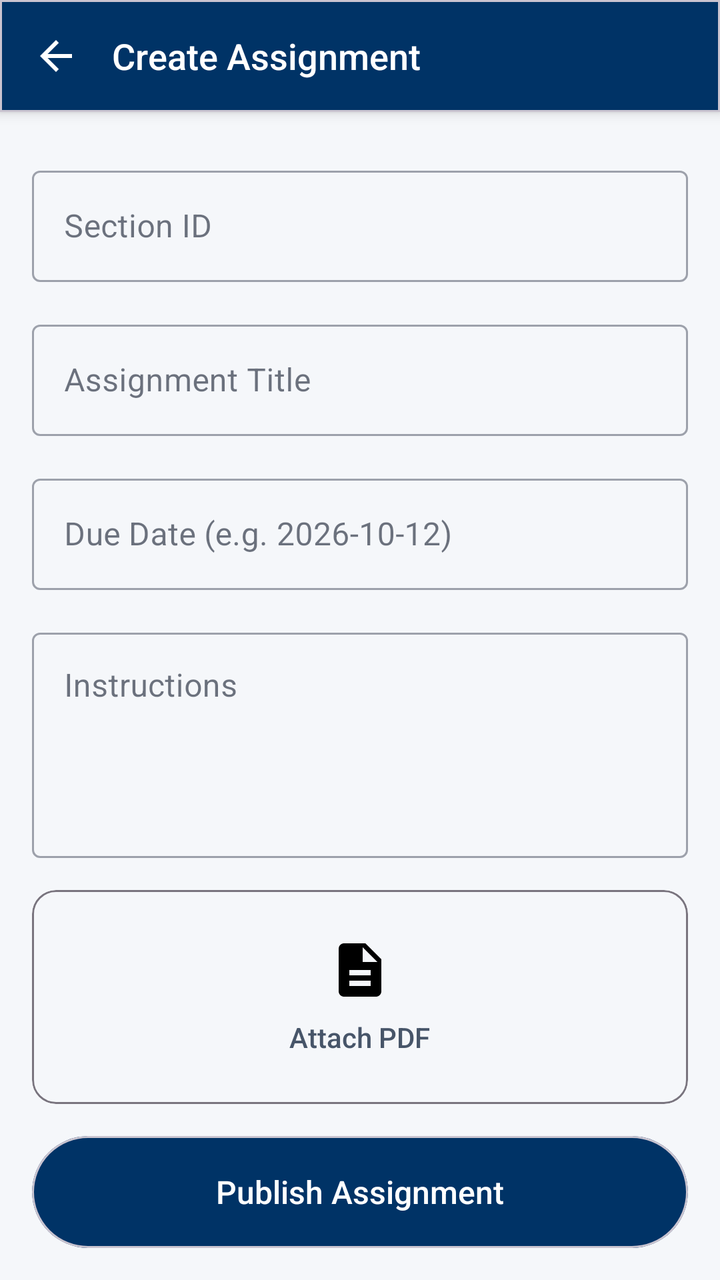
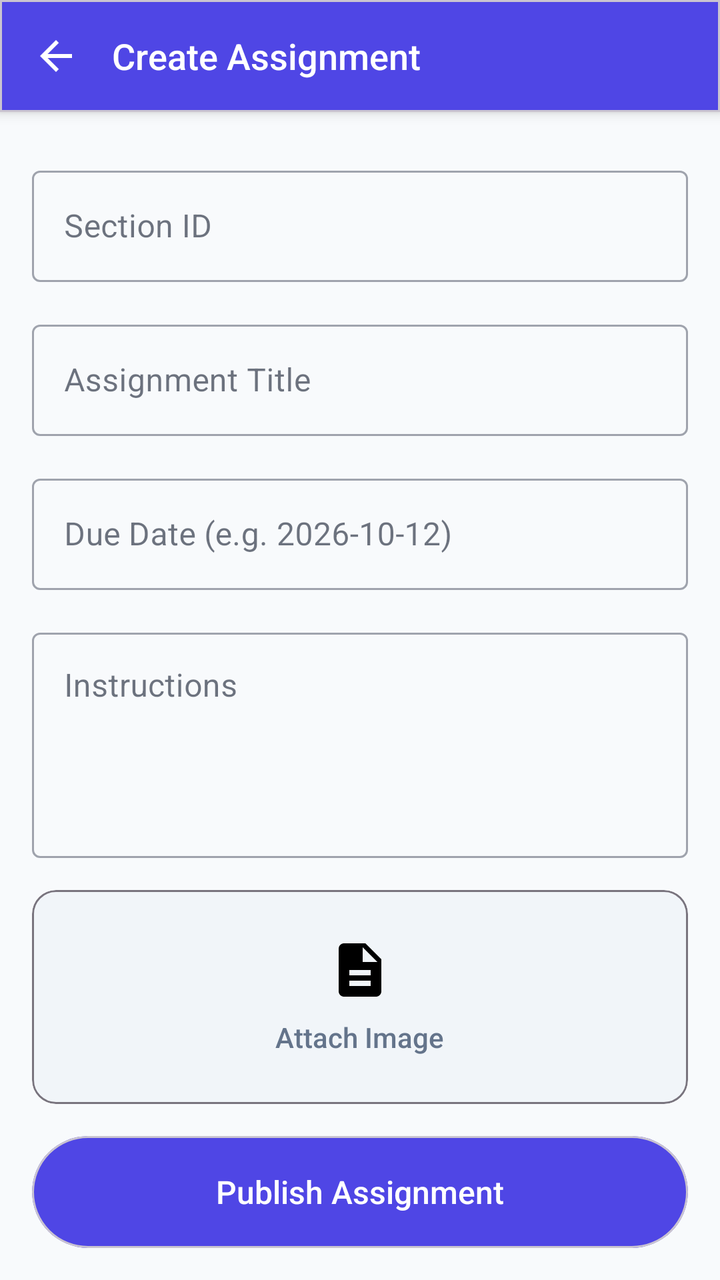

Screens rendered from an Android XML layout before and after an edit, with the pre-edit source and the edit as a unified diff.
<!-- AndroidManifest.xml: application theme Theme.Reater -->
<!-- res/layout/fragment_assignment_create.xml -->
<?xml version="1.0" encoding="utf-8"?>
<androidx.constraintlayout.widget.ConstraintLayout xmlns:android="http://schemas.android.com/apk/res/android"
    xmlns:app="http://schemas.android.com/apk/res-auto"
    xmlns:tools="http://schemas.android.com/tools"
    android:layout_width="match_parent"
    android:layout_height="match_parent"
    android:background="?android:attr/colorBackground"
    tools:context=".teacherapp.fragments.TeacherAssignments.AssignmentUploadFragment">

    <com.google.android.material.card.MaterialCardView
        android:id="@+id/card_view_header"
        android:layout_width="match_parent"
        android:layout_height="56dp"
        app:cardBackgroundColor="?attr/colorPrimary"
        app:cardCornerRadius="0dp"
        app:cardElevation="4dp"
        app:layout_constraintTop_toTopOf="parent">

        <LinearLayout
            android:layout_width="match_parent"
            android:layout_height="match_parent"
            android:gravity="center_vertical"
            android:orientation="horizontal"
            android:paddingStart="16dp">

            <ImageView
                android:id="@+id/back_button"
                android:layout_width="24dp"
                android:layout_height="24dp"
                android:src="@drawable/baseline_arrow_back_24"
                app:tint="?attr/colorOnPrimary" />

            <TextView
                android:layout_width="wrap_content"
                android:layout_height="wrap_content"
                android:layout_marginStart="16dp"
                android:fontFamily="sans-serif-medium"
                android:text="Create Assignment"
                android:textColor="?attr/colorOnPrimary"
                android:textSize="18sp" />
        </LinearLayout>
    </com.google.android.material.card.MaterialCardView>

    <ScrollView
        android:layout_width="match_parent"
        android:layout_height="0dp"
        app:layout_constraintBottom_toTopOf="@+id/submit_assignment"
        app:layout_constraintTop_toBottomOf="@+id/card_view_header">

        <LinearLayout
            android:layout_width="match_parent"
            android:layout_height="wrap_content"
            android:orientation="vertical"
            android:padding="16dp">
            
            <com.google.android.material.textfield.TextInputLayout
                style="@style/Widget.MaterialComponents.TextInputLayout.OutlinedBox"
                android:layout_width="match_parent"
                android:layout_height="wrap_content"
                android:layout_marginTop="8dp"
                android:hint="Section ID">

                <com.google.android.material.textfield.TextInputEditText
                    android:id="@+id/edit_section_id"
                    android:layout_width="match_parent"
                    android:layout_height="wrap_content" />
            </com.google.android.material.textfield.TextInputLayout>

            <com.google.android.material.textfield.TextInputLayout
                style="@style/Widget.MaterialComponents.TextInputLayout.OutlinedBox"
                android:layout_width="match_parent"
                android:layout_height="wrap_content"
                android:layout_marginTop="16dp"
                android:hint="Assignment Title">

                <com.google.android.material.textfield.TextInputEditText
                    android:id="@+id/created_assignment_name"
                    android:layout_width="match_parent"
                    android:layout_height="wrap_content" />
            </com.google.android.material.textfield.TextInputLayout>
            
            <com.google.android.material.textfield.TextInputLayout
                style="@style/Widget.MaterialComponents.TextInputLayout.OutlinedBox"
                android:layout_width="match_parent"
                android:layout_height="wrap_content"
                android:layout_marginTop="16dp"
                android:hint="Due Date (e.g. 2026-10-12)">

                <com.google.android.material.textfield.TextInputEditText
                    android:id="@+id/edit_due_date"
                    android:layout_width="match_parent"
                    android:layout_height="wrap_content" />
            </com.google.android.material.textfield.TextInputLayout>

            <com.google.android.material.textfield.TextInputLayout
                style="@style/Widget.MaterialComponents.TextInputLayout.OutlinedBox"
                android:layout_width="match_parent"
                android:layout_height="wrap_content"
                android:layout_marginTop="16dp"
                android:hint="Instructions">

                <com.google.android.material.textfield.TextInputEditText
                    android:id="@+id/edit_assignment_instructions"
                    android:layout_width="match_parent"
                    android:layout_height="wrap_content"
                    android:gravity="top|start"
                    android:inputType="textMultiLine"
                    android:minLines="4" />
            </com.google.android.material.textfield.TextInputLayout>

            <com.google.android.material.card.MaterialCardView
                android:id="@+id/btn_attach_pdf"
                android:layout_width="match_parent"
                android:layout_height="wrap_content"
                android:layout_marginTop="16dp"
                android:clickable="true"
                android:focusable="true"
                app:cardBackgroundColor="?attr/colorSurfaceVariant"
                app:cardCornerRadius="12dp"
                app:cardElevation="0dp"
                app:strokeColor="?attr/colorOutline"
                app:strokeWidth="1dp">

                <LinearLayout
                    android:layout_width="match_parent"
                    android:layout_height="wrap_content"
                    android:gravity="center"
                    android:orientation="vertical"
                    android:padding="24dp">

                    <ImageView
                        android:layout_width="32dp"
                        android:layout_height="32dp"
                        android:src="@drawable/ic_baseline_insert_drive_file_24" />

                    <TextView
                        android:id="@+id/tv_attached_file_name"
                        android:layout_width="wrap_content"
                        android:layout_height="wrap_content"
                        android:layout_marginTop="8dp"
                        android:fontFamily="sans-serif-medium"
                        android:text="Attach PDF"
                        android:textAlignment="center"
                        android:textColor="?attr/colorOnSurfaceVariant" />
                </LinearLayout>
            </com.google.android.material.card.MaterialCardView>

        </LinearLayout>
    </ScrollView>

    <com.google.android.material.card.MaterialCardView
        android:id="@+id/submit_assignment"
        android:layout_width="match_parent"
        android:layout_height="56dp"
        android:layout_margin="16dp"
        android:clickable="true"
        android:focusable="true"
        app:cardBackgroundColor="?attr/colorPrimary"
        app:cardCornerRadius="28dp"
        app:layout_constraintBottom_toBottomOf="parent">

        <TextView
            android:layout_width="match_parent"
            android:layout_height="match_parent"
            android:fontFamily="sans-serif-medium"
            android:gravity="center"
            android:text="Publish Assignment"
            android:textColor="?attr/colorOnPrimary"
            android:textSize="16sp" />
    </com.google.android.material.card.MaterialCardView>
</androidx.constraintlayout.widget.ConstraintLayout>
<!-- resources referenced by this layout -->
<resources>
  <!-- drawable baseline_arrow_back_24 (drawable) -->
  ﻿<vector xmlns:android="http://schemas.android.com/apk/res/android" android:width="24dp" android:height="24dp" android:viewportWidth="24" android:viewportHeight="24" android:tint="?attr/colorControlNormal">
    <path android:fillColor="@android:color/white" android:pathData="M20,11H7.83l5.59,-5.59L12,4l-8,8 8,8 1.41,-1.41L7.83,13H20v-2z"/>
  </vector>
  <!-- drawable ic_baseline_insert_drive_file_24 (drawable) -->
  ﻿<vector xmlns:android="http://schemas.android.com/apk/res/android"
      android:width="24dp"
      android:height="24dp"
      android:viewportWidth="24.0"
      android:viewportHeight="24.0">
      <path
          android:fillColor="#FF000000"
          android:pathData="M14,2H6C4.9,2 4.01,2.9 4.01,4L4,20c0,1.1 0.89,2 1.99,2H18c1.1,0 2,-0.9 2,-2V8L14,2zM16,18H8V16h8v2zM16,14H8V12h8v2zM13,9V3.5L18.5,9H13z"/>
  </vector>
  <style name="Theme.Reater" parent="Theme.Material3.DayNight.NoActionBar">
          
          <item name="colorPrimary">@color/iiitu_navy</item>
          <item name="colorOnPrimary">@color/iiitu_white</item>
          <item name="colorPrimaryContainer">@color/iiitu_navy_light</item>
          <item name="colorOnPrimaryContainer">@color/iiitu_white</item>
          <item name="colorSecondary">@color/iiitu_accent</item>
          <item name="colorOnSecondary">@color/iiitu_white</item>
          <item name="colorSecondaryContainer">@color/iiitu_navy_dark</item>
          <item name="colorOnSecondaryContainer">@color/iiitu_white</item>
          <item name="colorTertiary">@color/iiitu_gold</item>
          <item name="colorOnTertiary">@color/iiitu_navy_dark</item>
          <item name="colorTertiaryContainer">@color/iiitu_gold_light</item>
          <item name="colorOnTertiaryContainer">@color/iiitu_navy</item>
          <item name="colorError">@color/colorError</item>
          <item name="colorOnError">@color/colorOnError</item>
          <item name="colorSurface">@color/iiitu_white</item>
          <item name="colorOnSurface">@color/premium_text_primary</item>
          <item name="colorSurfaceVariant">@color/iiitu_light_bg</item>
          <item name="colorOnSurfaceVariant">@color/premium_text_secondary</item>
  
          
          <item name="android:colorBackground">@color/iiitu_light_bg</item>
          <item name="android:statusBarColor" tools:targetApi="l">@color/iiitu_navy</item>
  
          
          <item name="android:fontFamily">sans-serif</item>
      </style>
  <color name="iiitu_navy">#003366</color>
  <color name="iiitu_white">#FFFFFF</color>
  <color name="iiitu_navy_light">#004488</color>
  <color name="iiitu_accent">#0066CC</color>
  <color name="iiitu_navy_dark">#002244</color>
  <color name="iiitu_gold">#FFB81C</color>
  <color name="iiitu_gold_light">#FFC94D</color>
  <color name="colorError">#D32F2F</color>
  <color name="colorOnError">#FFFFFF</color>
  <color name="premium_text_primary">#0F172A</color>
  <color name="iiitu_light_bg">#F5F7FA</color>
  <color name="premium_text_secondary">#475569</color>
</resources>

<!-- the commit's change to res/layout/fragment_assignment_create.xml (unified diff, before → after) -->
@@ -139,7 +139,7 @@
                         android:layout_height="wrap_content"
                         android:layout_marginTop="8dp"
                         android:fontFamily="sans-serif-medium"
-                        android:text="Attach PDF"
+                        android:text="Attach Image"
                         android:textAlignment="center"
                         android:textColor="?attr/colorOnSurfaceVariant" />
                 </LinearLayout>
@@ -160,6 +160,7 @@
         app:layout_constraintBottom_toBottomOf="parent">
 
         <TextView
+            android:id="@+id/tv_submit_assignment"
             android:layout_width="match_parent"
             android:layout_height="match_parent"
             android:fontFamily="sans-serif-medium"
<!-- resource entries referenced after the edit -->
@@ -16,43 +16,46 @@
   </vector>
   <style name="Theme.Reater" parent="Theme.Material3.DayNight.NoActionBar">
           
-          <item name="colorPrimary">@color/iiitu_navy</item>
-          <item name="colorOnPrimary">@color/iiitu_white</item>
-          <item name="colorPrimaryContainer">@color/iiitu_navy_light</item>
-          <item name="colorOnPrimaryContainer">@color/iiitu_white</item>
-          <item name="colorSecondary">@color/iiitu_accent</item>
-          <item name="colorOnSecondary">@color/iiitu_white</item>
-          <item name="colorSecondaryContainer">@color/iiitu_navy_dark</item>
-          <item name="colorOnSecondaryContainer">@color/iiitu_white</item>
-          <item name="colorTertiary">@color/iiitu_gold</item>
-          <item name="colorOnTertiary">@color/iiitu_navy_dark</item>
-          <item name="colorTertiaryContainer">@color/iiitu_gold_light</item>
-          <item name="colorOnTertiaryContainer">@color/iiitu_navy</item>
+          <item name="colorPrimary">@color/academic_indigo</item>
+          <item name="colorOnPrimary">@color/white</item>
+          <item name="colorPrimaryContainer">@color/academic_indigo_bg</item>
+          <item name="colorOnPrimaryContainer">@color/academic_indigo</item>
+          <item name="colorSecondary">@color/academic_emerald</item>
+          <item name="colorOnSecondary">@color/white</item>
+          <item name="colorSecondaryContainer">@color/academic_emerald_bg</item>
+          <item name="colorOnSecondaryContainer">@color/academic_emerald</item>
+          <item name="colorTertiary">@color/academic_amber</item>
+          <item name="colorOnTertiary">@color/white</item>
+          <item name="colorTertiaryContainer">@color/academic_amber_bg</item>
+          <item name="colorOnTertiaryContainer">@color/academic_amber</item>
           <item name="colorError">@color/colorError</item>
           <item name="colorOnError">@color/colorOnError</item>
-          <item name="colorSurface">@color/iiitu_white</item>
-          <item name="colorOnSurface">@color/premium_text_primary</item>
-          <item name="colorSurfaceVariant">@color/iiitu_light_bg</item>
-          <item name="colorOnSurfaceVariant">@color/premium_text_secondary</item>
+          <item name="colorSurface">@color/academic_card</item>
+          <item name="colorOnSurface">@color/academic_text_primary</item>
+          <item name="colorSurfaceVariant">@color/academic_stroke_light</item>
+          <item name="colorOnSurfaceVariant">@color/academic_text_secondary</item>
   
           
-          <item name="android:colorBackground">@color/iiitu_light_bg</item>
-          <item name="android:statusBarColor" tools:targetApi="l">@color/iiitu_navy</item>
+          <item name="android:colorBackground">@color/academic_canvas</item>
+          <item name="android:statusBarColor" tools:targetApi="m">@color/academic_canvas</item>
+          <item name="android:windowLightStatusBar" tools:targetApi="m">true</item>
   
           
           <item name="android:fontFamily">sans-serif</item>
       </style>
-  <color name="iiitu_navy">#003366</color>
-  <color name="iiitu_white">#FFFFFF</color>
-  <color name="iiitu_navy_light">#004488</color>
-  <color name="iiitu_accent">#0066CC</color>
-  <color name="iiitu_navy_dark">#002244</color>
-  <color name="iiitu_gold">#FFB81C</color>
-  <color name="iiitu_gold_light">#FFC94D</color>
+  <color name="academic_indigo">#4F46E5</color>
+  <color name="white">#FFFFFF</color>
+  <color name="academic_indigo_bg">#EEF2FF</color>
+  <color name="academic_emerald">#059669</color>
+  <color name="academic_emerald_bg">#ECFDF5</color>
+  <color name="academic_amber">#D97706</color>
+  <color name="academic_amber_bg">#FFFBEB</color>
   <color name="colorError">#D32F2F</color>
   <color name="colorOnError">#FFFFFF</color>
-  <color name="premium_text_primary">#0F172A</color>
-  <color name="iiitu_light_bg">#F5F7FA</color>
-  <color name="premium_text_secondary">#475569</color>
+  <color name="academic_card">#FFFFFF</color>
+  <color name="academic_text_primary">#0F172A</color>
+  <color name="academic_stroke_light">#F1F5F9</color>
+  <color name="academic_text_secondary">#64748B</color>
+  <color name="academic_canvas">#F8FAFC</color>
 </resources>
 
